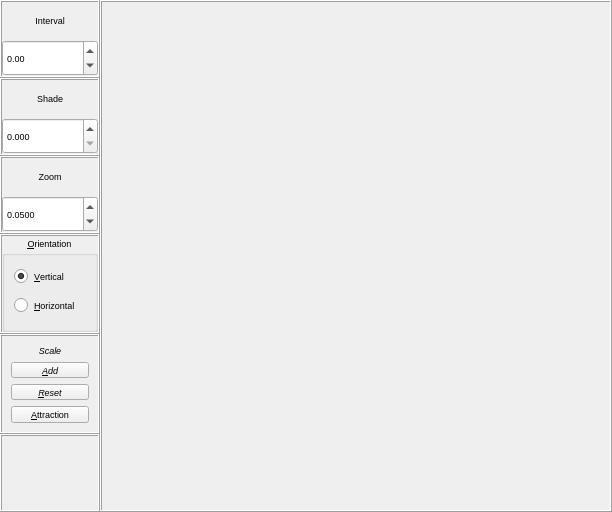
First picture: the form in sources/interface/ControlDialog.ui, repository linuxmao-org/Frontieres, before the edit.
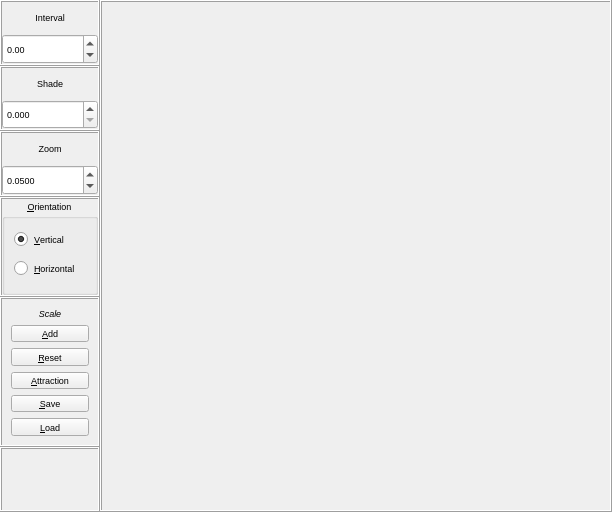
Second picture: the form after the edit.

```diff
--- a/sources/interface/ControlDialog.ui
+++ b/sources/interface/ControlDialog.ui
@@ -590,13 +590,13 @@
         <property name="minimumSize">
          <size>
           <width>100</width>
-          <height>100</height>
+          <height>150</height>
          </size>
         </property>
         <property name="maximumSize">
          <size>
           <width>100</width>
-          <height>100</height>
+          <height>150</height>
          </size>
         </property>
         <property name="frameShape">
@@ -627,7 +627,7 @@
            <property name="font">
             <font>
              <pointsize>7</pointsize>
-             <italic>true</italic>
+             <italic>false</italic>
             </font>
            </property>
            <property name="focusPolicy">
@@ -643,7 +643,7 @@
            <property name="font">
             <font>
              <pointsize>7</pointsize>
-             <italic>true</italic>
+             <italic>false</italic>
             </font>
            </property>
            <property name="focusPolicy">
@@ -678,6 +678,36 @@
            </property>
           </widget>
          </item>
+         <item>
+          <widget class="QPushButton" name="pushButton_save">
+           <property name="font">
+            <font>
+             <pointsize>7</pointsize>
+            </font>
+           </property>
+           <property name="focusPolicy">
+            <enum>Qt::NoFocus</enum>
+           </property>
+           <property name="text">
+            <string>&amp;Save</string>
+           </property>
+          </widget>
+         </item>
+         <item>
+          <widget class="QPushButton" name="pushButton_load">
+           <property name="font">
+            <font>
+             <pointsize>7</pointsize>
+            </font>
+           </property>
+           <property name="focusPolicy">
+            <enum>Qt::NoFocus</enum>
+           </property>
+           <property name="text">
+            <string>&amp;Load</string>
+           </property>
+          </widget>
+         </item>
         </layout>
        </widget>
       </item>
```
